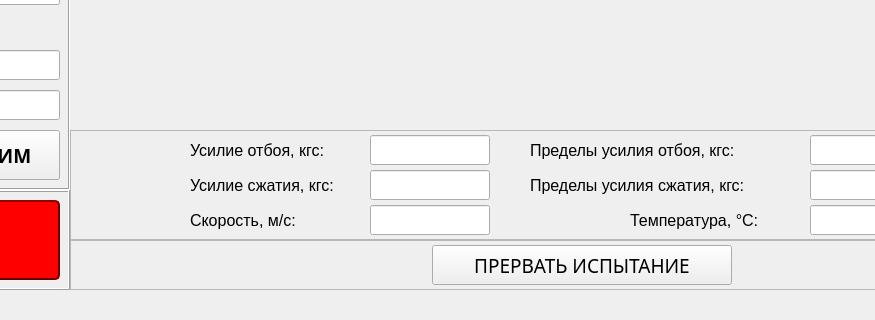
The window that ui/mainui.ui (Skorikof/SPG-023MK) describes before a commit, drawn with Qt 5; both pictures show x 170 to 1045 and y 610 to 930 of the 1260 by 930 pixel window.
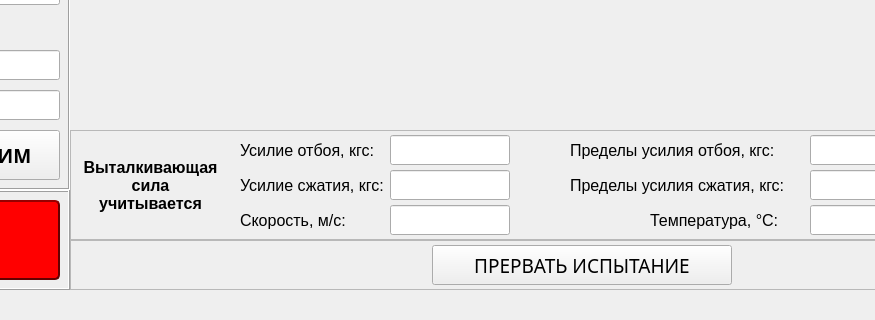
The same window after the commit. The open tabs and pages were chosen to show the change. Custom widgets are drawn as their Qt base class.

Commit message: Изменены лимиты скоростей. Добавлено отображение учитывается или нет выталкивающая сила. После лабораторного испытания сначала отображается окно с результатами, только потом по нажатию "НАЗАД", траверса поднимается для извлечения гасителя

Diff of the .ui file:
```diff
--- a/ui/mainui.ui
+++ b/ui/mainui.ui
@@ -3387,7 +3387,7 @@
             <widget class="QLabel" name="lbl_8">
              <property name="geometry">
               <rect>
-               <x>120</x>
+               <x>170</x>
                <y>5</y>
                <width>145</width>
                <height>30</height>
@@ -3418,9 +3418,9 @@
             <widget class="QLabel" name="lbl_9">
              <property name="geometry">
               <rect>
-               <x>460</x>
+               <x>500</x>
                <y>5</y>
-               <width>250</width>
+               <width>220</width>
                <height>30</height>
               </rect>
              </property>
@@ -3449,7 +3449,7 @@
             <widget class="QLabel" name="lbl_10">
              <property name="geometry">
               <rect>
-               <x>120</x>
+               <x>170</x>
                <y>40</y>
                <width>145</width>
                <height>30</height>
@@ -3480,9 +3480,9 @@
             <widget class="QLabel" name="lbl_11">
              <property name="geometry">
               <rect>
-               <x>460</x>
+               <x>500</x>
                <y>40</y>
-               <width>250</width>
+               <width>220</width>
                <height>30</height>
               </rect>
              </property>
@@ -3582,7 +3582,7 @@
             <widget class="QLineEdit" name="conv_recoil_le">
              <property name="geometry">
               <rect>
-               <x>300</x>
+               <x>320</x>
                <y>5</y>
                <width>120</width>
                <height>30</height>
@@ -3616,7 +3616,7 @@
             <widget class="QLineEdit" name="conv_comp_le">
              <property name="geometry">
               <rect>
-               <x>300</x>
+               <x>320</x>
                <y>40</y>
                <width>120</width>
                <height>30</height>
@@ -3650,7 +3650,7 @@
             <widget class="QLabel" name="lbl_12">
              <property name="geometry">
               <rect>
-               <x>120</x>
+               <x>170</x>
                <y>75</y>
                <width>145</width>
                <height>30</height>
@@ -3681,7 +3681,7 @@
             <widget class="QLineEdit" name="conv_speed_le">
              <property name="geometry">
               <rect>
-               <x>300</x>
+               <x>320</x>
                <y>75</y>
                <width>120</width>
                <height>30</height>
@@ -3749,7 +3749,7 @@
             <widget class="QLabel" name="lbl_13">
              <property name="geometry">
               <rect>
-               <x>560</x>
+               <x>580</x>
                <y>75</y>
                <width>145</width>
                <height>30</height>
@@ -3777,6 +3777,47 @@
               <string>Температура, °С:</string>
              </property>
             </widget>
+            <widget class="QLabel" name="lbl_push_force_conv">
+             <property name="geometry">
+              <rect>
+               <x>10</x>
+               <y>20</y>
+               <width>141</width>
+               <height>71</height>
+              </rect>
+             </property>
+             <property name="minimumSize">
+              <size>
+               <width>0</width>
+               <height>30</height>
+              </size>
+             </property>
+             <property name="maximumSize">
+              <size>
+               <width>16777215</width>
+               <height>16777215</height>
+              </size>
+             </property>
+             <property name="font">
+              <font>
+               <family>Arial</family>
+               <pointsize>12</pointsize>
+               <weight>75</weight>
+               <bold>true</bold>
+              </font>
+             </property>
+             <property name="text">
+              <string>Выталкивающая
+сила
+учитываетcя</string>
+             </property>
+             <property name="textFormat">
+              <enum>Qt::AutoText</enum>
+             </property>
+             <property name="alignment">
+              <set>Qt::AlignCenter</set>
+             </property>
+            </widget>
            </widget>
           </widget>
          </widget>
```
Left out of the diff: 51 changed lines with no effect on the pictures. The commit also changes 4 other files.
